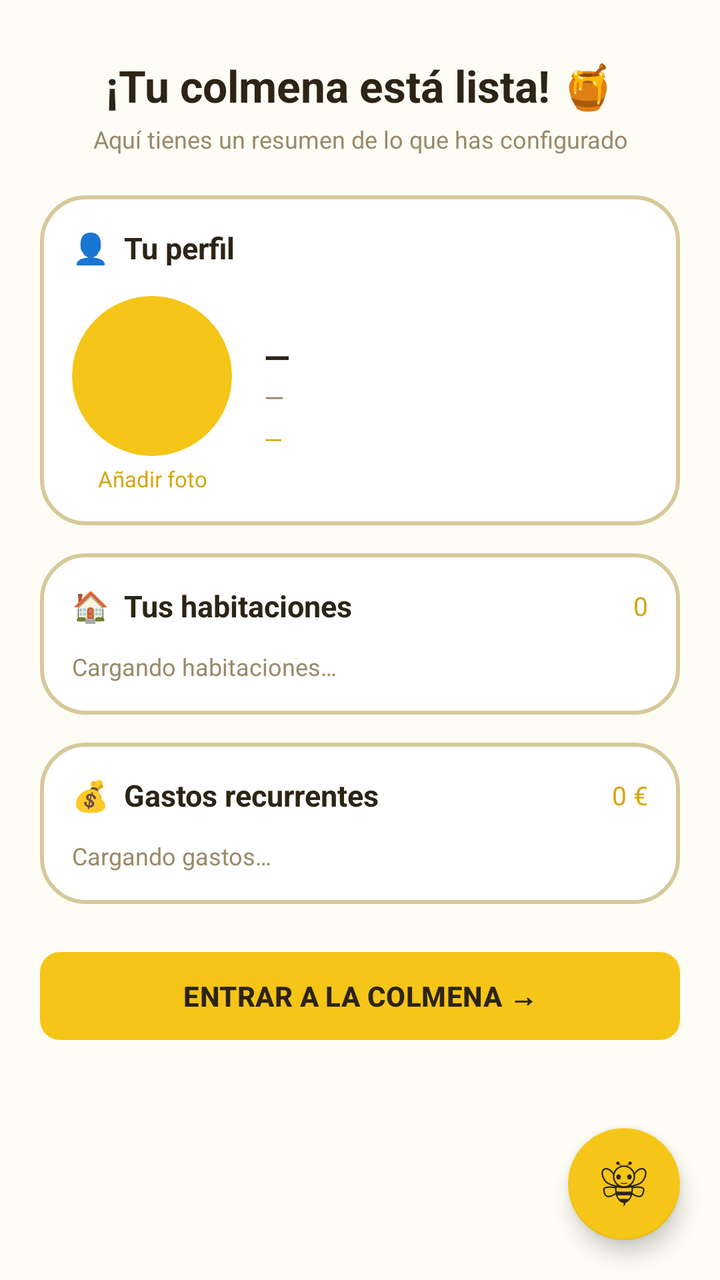
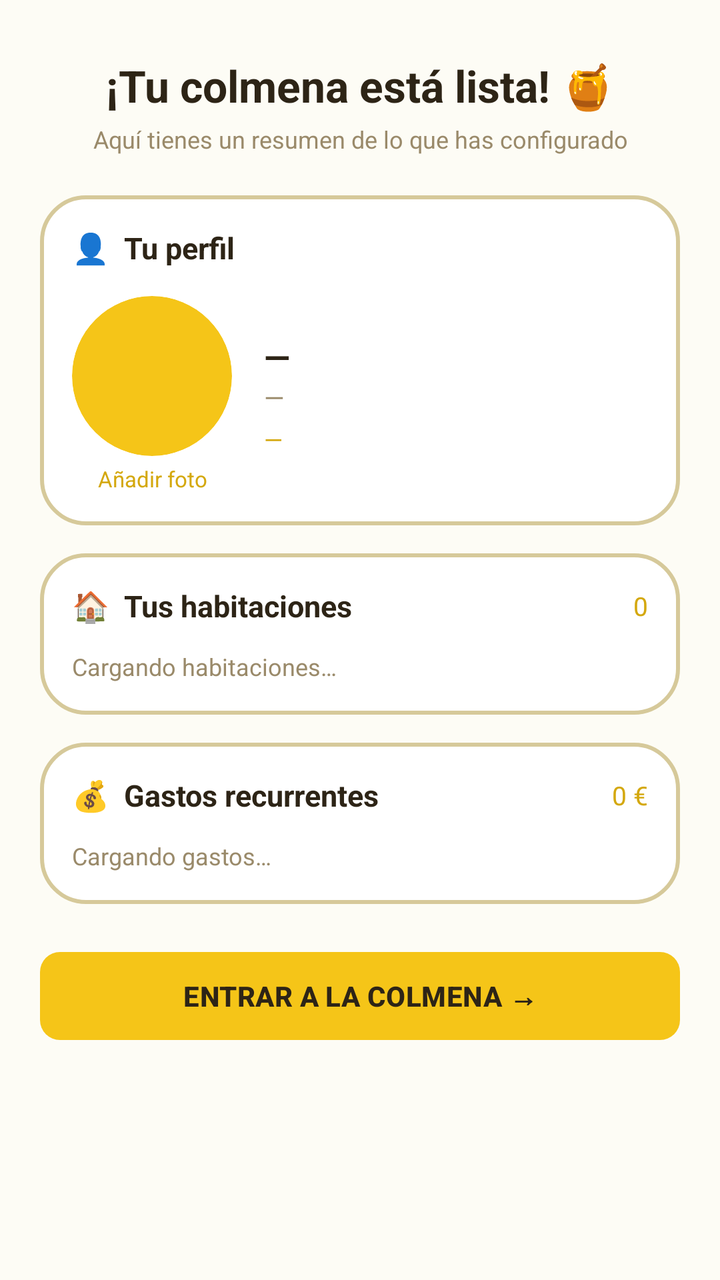

Two renders of the same Android screen: before a commit and after it. Below are the layout's source before the change and the commit's diff.
<!-- AndroidManifest.xml: application theme Theme.HomneyApp -->
<!-- res/layout/activity_activity4_resumen_registro.xml -->
<?xml version="1.0" encoding="utf-8"?>
<FrameLayout xmlns:android="http://schemas.android.com/apk/res/android"
    xmlns:app="http://schemas.android.com/apk/res-auto"
    android:layout_width="match_parent"
    android:layout_height="match_parent"
    android:background="@color/background">

    
    <ScrollView
        android:id="@+id/scroll_resumen"
        android:layout_width="match_parent"
        android:layout_height="match_parent"
        android:fillViewport="true"
        android:paddingBottom="80dp">

        <LinearLayout
            android:layout_width="match_parent"
            android:layout_height="wrap_content"
            android:orientation="vertical"
            android:padding="20dp">

            
            <TextView
                android:layout_width="match_parent"
                android:layout_height="wrap_content"
                android:text="¡Tu colmena está lista! 🍯"
                android:textColor="@color/text"
                android:textSize="22sp"
                android:textStyle="bold"
                android:gravity="center"
                android:layout_marginTop="8dp"
                android:layout_marginBottom="4dp" />

            <TextView
                android:layout_width="match_parent"
                android:layout_height="wrap_content"
                android:text="Aquí tienes un resumen de lo que has configurado"
                style="@style/Homney.Text.Muted"
                android:gravity="center"
                android:layout_marginBottom="20dp" />

            
            <LinearLayout
                android:layout_width="match_parent"
                android:layout_height="wrap_content"
                android:orientation="vertical"
                android:background="@drawable/bg_auth_box"
                android:padding="16dp"
                android:layout_marginBottom="14dp">

                <TextView
                    android:layout_width="wrap_content"
                    android:layout_height="wrap_content"
                    android:text="👤  Tu perfil"
                    android:textColor="@color/text"
                    android:textSize="15sp"
                    android:textStyle="bold"
                    android:layout_marginBottom="14dp" />

                
                <LinearLayout
                    android:layout_width="match_parent"
                    android:layout_height="wrap_content"
                    android:orientation="horizontal"
                    android:gravity="center_vertical">

                    
                    <LinearLayout
                        android:layout_width="wrap_content"
                        android:layout_height="wrap_content"
                        android:orientation="vertical"
                        android:gravity="center"
                        android:layout_marginEnd="16dp">

                        <ImageView
                            android:id="@+id/iv_avatar_resumen"
                            android:layout_width="80dp"
                            android:layout_height="80dp"
                            android:scaleType="centerCrop"
                            android:background="@drawable/bg_avatar_circle"
                            android:clipToOutline="true" />

                        <TextView
                            android:id="@+id/tv_cambiar_foto_resumen"
                            android:layout_width="wrap_content"
                            android:layout_height="wrap_content"
                            android:text="Añadir foto"
                            android:textColor="@color/accent_dark"
                            android:textSize="11sp"
                            android:paddingTop="4dp"
                            android:gravity="center" />
                    </LinearLayout>

                    
                    <LinearLayout
                        android:layout_width="0dp"
                        android:layout_height="wrap_content"
                        android:layout_weight="1"
                        android:orientation="vertical">

                        <TextView
                            android:id="@+id/tv_nombre_resumen"
                            android:layout_width="wrap_content"
                            android:layout_height="wrap_content"
                            android:text="—"
                            android:textColor="@color/text"
                            android:textSize="17sp"
                            android:textStyle="bold" />

                        <TextView
                            android:id="@+id/tv_email_resumen"
                            android:layout_width="wrap_content"
                            android:layout_height="wrap_content"
                            android:text="—"
                            style="@style/Homney.Text.Muted"
                            android:textSize="13sp" />

                        <TextView
                            android:id="@+id/tv_rol_resumen"
                            android:layout_width="wrap_content"
                            android:layout_height="wrap_content"
                            android:text="—"
                            android:textColor="@color/accent_dark"
                            android:textSize="12sp"
                            android:layout_marginTop="4dp" />
                    </LinearLayout>
                </LinearLayout>
            </LinearLayout>

            
            <LinearLayout
                android:layout_width="match_parent"
                android:layout_height="wrap_content"
                android:orientation="vertical"
                android:background="@drawable/bg_auth_box"
                android:padding="16dp"
                android:layout_marginBottom="14dp">

                <LinearLayout
                    android:layout_width="match_parent"
                    android:layout_height="wrap_content"
                    android:orientation="horizontal"
                    android:gravity="center_vertical"
                    android:layout_marginBottom="12dp">

                    <TextView
                        android:layout_width="0dp"
                        android:layout_height="wrap_content"
                        android:layout_weight="1"
                        android:text="🏠  Tus habitaciones"
                        android:textColor="@color/text"
                        android:textSize="15sp"
                        android:textStyle="bold" />

                    <TextView
                        android:id="@+id/tv_num_habitaciones"
                        android:layout_width="wrap_content"
                        android:layout_height="wrap_content"
                        android:text="0"
                        android:textColor="@color/accent_dark"
                        android:textSize="13sp" />
                </LinearLayout>

                
                <LinearLayout
                    android:id="@+id/ll_habitaciones_resumen"
                    android:layout_width="match_parent"
                    android:layout_height="wrap_content"
                    android:orientation="vertical">

                    
                    <TextView
                        android:id="@+id/tv_hab_loading"
                        style="@style/Homney.Text.Muted"
                        android:layout_width="wrap_content"
                        android:layout_height="wrap_content"
                        android:text="Cargando habitaciones…" />
                </LinearLayout>
            </LinearLayout>

            
            <LinearLayout
                android:layout_width="match_parent"
                android:layout_height="wrap_content"
                android:orientation="vertical"
                android:background="@drawable/bg_auth_box"
                android:padding="16dp"
                android:layout_marginBottom="24dp">

                <LinearLayout
                    android:layout_width="match_parent"
                    android:layout_height="wrap_content"
                    android:orientation="horizontal"
                    android:gravity="center_vertical"
                    android:layout_marginBottom="12dp">

                    <TextView
                        android:layout_width="0dp"
                        android:layout_height="wrap_content"
                        android:layout_weight="1"
                        android:text="💰  Gastos recurrentes"
                        android:textColor="@color/text"
                        android:textSize="15sp"
                        android:textStyle="bold" />

                    <TextView
                        android:id="@+id/tv_total_gastos"
                        android:layout_width="wrap_content"
                        android:layout_height="wrap_content"
                        android:text="0 €"
                        android:textColor="@color/accent_dark"
                        android:textSize="13sp" />
                </LinearLayout>

                
                <LinearLayout
                    android:id="@+id/ll_gastos_resumen"
                    android:layout_width="match_parent"
                    android:layout_height="wrap_content"
                    android:orientation="vertical">

                    <TextView
                        android:id="@+id/tv_gastos_loading"
                        style="@style/Homney.Text.Muted"
                        android:layout_width="wrap_content"
                        android:layout_height="wrap_content"
                        android:text="Cargando gastos…" />
                </LinearLayout>
            </LinearLayout>

            
            <Button
                android:id="@+id/btn_entrar_colmena"
                style="@style/Homney.Button.Primary"
                android:layout_width="match_parent"
                android:layout_height="wrap_content"
                android:text="Entrar a la colmena →"
                android:layout_marginBottom="8dp" />

        </LinearLayout>
    </ScrollView>

    
    <com.google.android.material.floatingactionbutton.FloatingActionButton
        android:id="@+id/fab_homney_mate_resumen"
        android:layout_width="wrap_content"
        android:layout_height="wrap_content"
        android:layout_gravity="bottom|end"
        android:layout_margin="20dp"
        android:contentDescription="Homney Mate"
        app:srcCompat="@drawable/homney_mate"
        app:backgroundTint="@color/accent"
        app:tint="@null"
        app:elevation="6dp" />

</FrameLayout>
<!-- resources referenced by this layout -->
<resources>
  <color name="accent">#F5C518</color>
  <color name="accent_dark">#D4A80E</color>
  <color name="background">#FDFCF5</color>
  <color name="text">#2D2416</color>
  <!-- drawable bg_auth_box (drawable) -->
  <?xml version="1.0" encoding="utf-8"?>
  <shape xmlns:android="http://schemas.android.com/apk/res/android"
      android:shape="rectangle">
      <solid android:color="@color/surface" />
      <stroke android:width="2dp" android:color="@color/border2" />
      <corners android:radius="22dp" />
  </shape>
  <!-- drawable bg_avatar_circle (drawable) -->
  <?xml version="1.0" encoding="utf-8"?>
  <shape xmlns:android="http://schemas.android.com/apk/res/android"
      android:shape="oval">
      <solid android:color="@color/accent" />
  </shape>
  <!-- drawable homney_mate: vector/xml drawable (drawable, 3933 chars, omitted) -->
  <style name="Homney.Button.Primary" parent="Homney.Button.Base">
          <item name="android:background">@drawable/bg_button_primary</item>
          <item name="android:textColor">@color/text</item>
      </style>
  <style name="Homney.Text.Muted" parent="Homney.Text">
          <item name="android:textColor">@color/muted</item>
          <item name="android:textSize">12sp</item>
      </style>
  <style name="Theme.HomneyApp" parent="Theme.MaterialComponents.DayNight.DarkActionBar">
          
          <item name="colorPrimary">@color/accent</item>
          <item name="colorPrimaryVariant">@color/accent_dark</item>
          <item name="colorOnPrimary">@color/text</item>
          
          <item name="colorSecondary">@color/green</item>
          <item name="colorSecondaryVariant">@color/green_dark</item>
          <item name="colorOnSecondary">@color/text</item>
          
          <item name="android:colorBackground">@color/background</item>
          <item name="colorSurface">@color/surface</item>
          <item name="colorOnSurface">@color/text</item>
          
          <item name="android:statusBarColor" tools:targetApi="l">@color/accent_dark</item>
      </style>
  <color name="surface">#FFFFFFFF</color>
  <color name="border2">#D6C99A</color>
  <style name="Homney.Button.Base" parent="Widget.AppCompat.Button">
          <item name="android:minHeight">44dp</item>
          <item name="android:paddingLeft">20dp</item>
          <item name="android:paddingRight">20dp</item>
          <item name="android:paddingTop">10dp</item>
          <item name="android:paddingBottom">10dp</item>
          <item name="android:textSize">14sp</item>
          <item name="android:textStyle">bold</item>
          <item name="android:fontFamily">sans-serif-medium</item>
          <item name="android:letterSpacing">0.01</item>
          <item name="android:stateListAnimator">@null</item>
          <item name="android:insetTop">0dp</item>
          <item name="android:insetBottom">0dp</item>
      </style>
  <style name="Homney.Text" parent="" />
  <color name="muted">#9A8A6A</color>
  <color name="green">#7CC87A</color>
  <color name="green_dark">#58A856</color>
  <color name="accent_disabled">#8CF5C518</color>
  <!-- unchanged entries left out for length: 1 -->
</resources>

<!-- the commit's change to res/layout/activity_activity4_resumen_registro.xml (unified diff, before → after) -->
@@ -11,7 +11,7 @@
         android:layout_width="match_parent"
         android:layout_height="match_parent"
         android:fillViewport="true"
-        android:paddingBottom="80dp">
+        android:paddingBottom="16dp">
 
         <LinearLayout
             android:layout_width="match_parent"
@@ -240,17 +240,5 @@
         </LinearLayout>
     </ScrollView>
 
-    
-    <com.google.android.material.floatingactionbutton.FloatingActionButton
-        android:id="@+id/fab_homney_mate_resumen"
-        android:layout_width="wrap_content"
-        android:layout_height="wrap_content"
-        android:layout_gravity="bottom|end"
-        android:layout_margin="20dp"
-        android:contentDescription="Homney Mate"
-        app:srcCompat="@drawable/homney_mate"
-        app:backgroundTint="@color/accent"
-        app:tint="@null"
-        app:elevation="6dp" />
 
 </FrameLayout>
<!-- resource entries referenced after the edit -->
@@ -18,7 +18,6 @@
       android:shape="oval">
       <solid android:color="@color/accent" />
   </shape>
-  <!-- drawable homney_mate: vector/xml drawable (drawable, 3933 chars, omitted) -->
   <style name="Homney.Button.Primary" parent="Homney.Button.Base">
           <item name="android:background">@drawable/bg_button_primary</item>
           <item name="android:textColor">@color/text</item>
